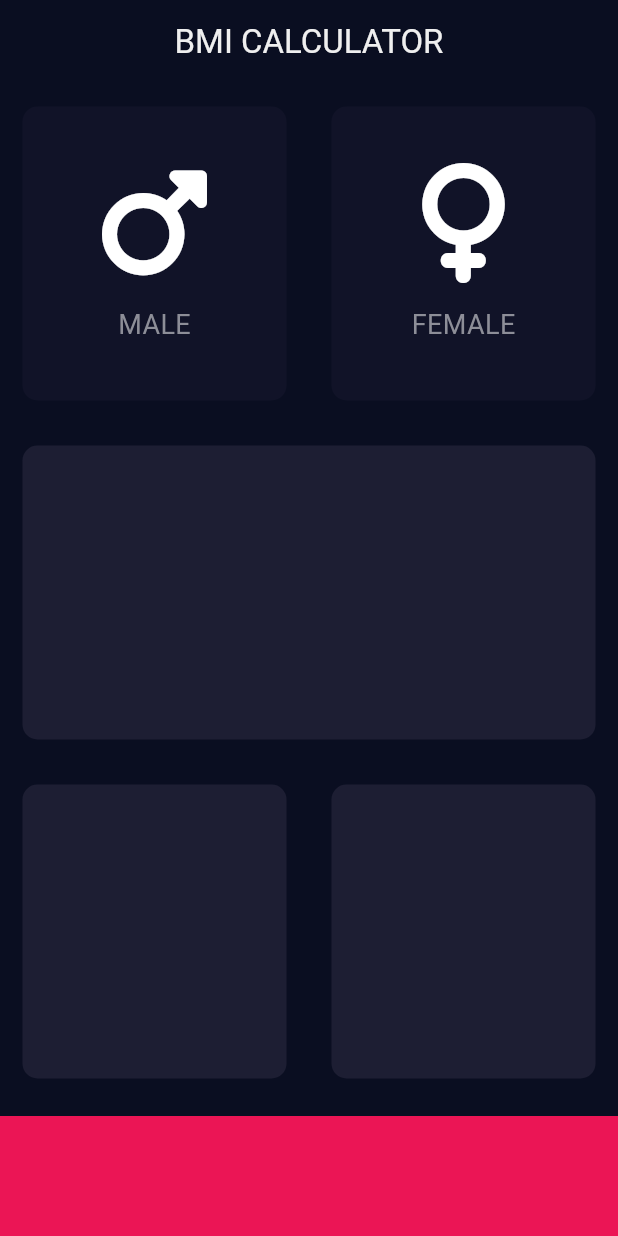
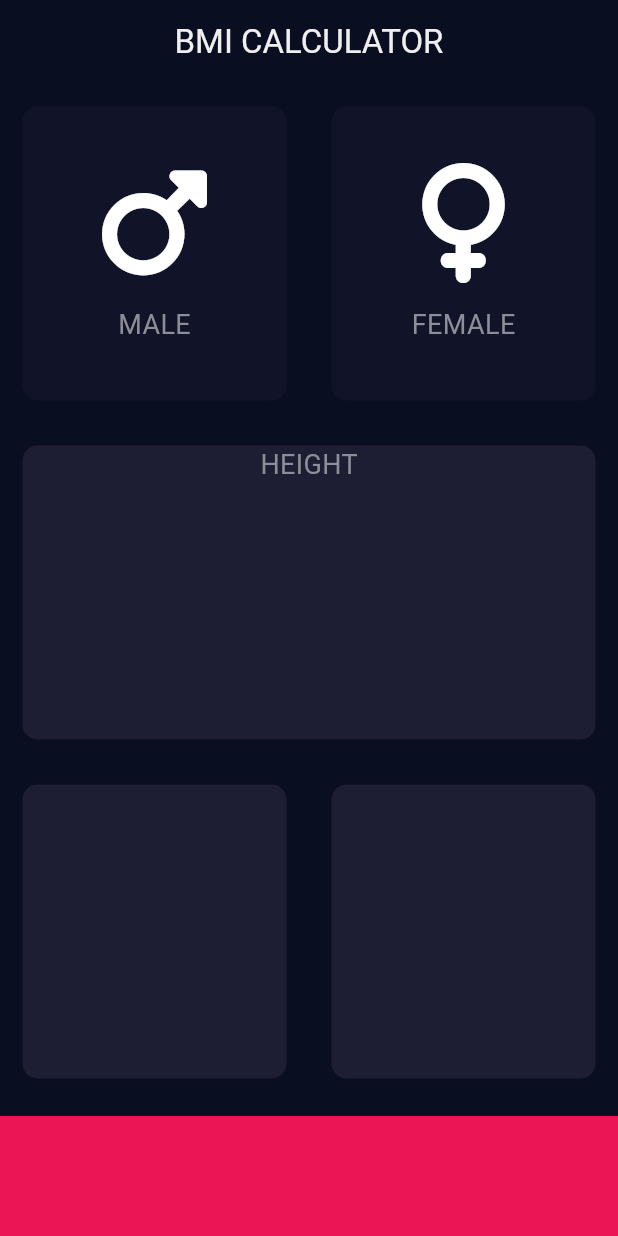
Before and after one commit to mukwambo/bmi_calc, a Flutter app: the screen it shows after launch, on a phone screen of 412 x 824 dp. Run offline on Flutter 3.47's test engine with Material 3 defaults, Android fonts, the phone set to English and light mode, and no system bars; our stand-ins replace font_awesome_flutter.

Commit message:
Migrated all the consts to a seperate file to allow reusability by other widgets in the app

```diff
--- /dev/null
+++ b/lib/constants.dart
@@ -0,0 +1,14 @@
+import 'package:flutter/material.dart';
+
+// Constant variables
+const kBottomContainerHeight = 80.0;
+const kBottomContainerColor = Color(0xFFEB1555);
+const kTheCardColor = Color(0xFF1D1E33);
+const kActiveCardColor = Color(0xFF1D1E33);
+const kInactiveCardColor = Color(0xFF111328);
+
+// The label textStyle
+const kLabelTextStyle = TextStyle(
+  fontSize: 18.0,
+  color: Color(0xFF8D8E98),
+);
--- a/lib/input_page.dart
+++ b/lib/input_page.dart
@@ -2,13 +2,7 @@ import 'package:flutter/material.dart';
 import 'reusable_card.dart';
 import 'top_row_card_style.dart';
 import 'package:font_awesome_flutter/font_awesome_flutter.dart';
-
-// Constant variables
-const bottomContainerHeight = 80.0;
-const bottomContainerColor = Color(0xFFEB1555);
-const theCardColor = Color(0xFF1D1E33);
-const activeCardColor = Color(0xFF1D1E33);
-const inactiveCardColor = Color(0xFF111328);
+import 'constants.dart';
 
 enum Gender {
   male,
@@ -34,42 +28,40 @@ class _InputPageState extends State<InputPage> {
         title: const Text('BMI CALCULATOR'),
         centerTitle: true,
       ),
-      body: Column(children: [
+      body: Column(
+        crossAxisAlignment: CrossAxisAlignment.stretch,
+        children: [
           Expanded(
             child: Row(children: [
               Expanded(
-              child: GestureDetector(
-                onTap: () {
+                child: ReusableCard(
+                  onPress: () {
                     setState(() {
                       selectedGender = Gender.male;
                     });
                   },
-                child: ReusableCard(
                   cardColor: selectedGender == Gender.male
-                      ? activeCardColor
-                      : inactiveCardColor,
+                      ? kActiveCardColor
+                      : kInactiveCardColor,
                   cardChild: const TopRowCardStyle(
                     genderIcon: FontAwesomeIcons.mars,
                     genderType: 'MALE',
                   ),
                 ),
               ),
-            ),
               Expanded(
-              child: GestureDetector(
-                onTap: () {
+                child: ReusableCard(
+                  onPress: () {
                     setState(() {
                       selectedGender = Gender.female;
                     });
                   },
-                child: ReusableCard(
                   cardColor: selectedGender == Gender.female
-                      ? activeCardColor
-                      : inactiveCardColor,
+                      ? kActiveCardColor
+                      : kInactiveCardColor,
                   cardChild: const TopRowCardStyle(
                     genderIcon: FontAwesomeIcons.venus,
                     genderType: 'FEMALE',
-                  ),
                   ),
                 ),
               ),
@@ -77,30 +69,39 @@ class _InputPageState extends State<InputPage> {
           ),
           const Expanded(
             child: ReusableCard(
-            cardColor: theCardColor,
+              cardColor: kTheCardColor,
+              cardChild: Column(
+                children: [
+                  Text(
+                    'HEIGHT',
+                    style: kLabelTextStyle,
+                  )
+                ],
+              ),
             ),
           ),
           const Expanded(
             child: Row(children: [
               Expanded(
                 child: ReusableCard(
-                cardColor: theCardColor,
+                  cardColor: kTheCardColor,
                 ),
               ),
               Expanded(
                 child: ReusableCard(
-                cardColor: theCardColor,
+                  cardColor: kTheCardColor,
                 ),
               ),
             ]),
           ),
           Container(
-          color: bottomContainerColor,
+            color: kBottomContainerColor,
             margin: const EdgeInsets.only(top: 10),
             width: double.infinity,
-          height: bottomContainerHeight,
+            height: kBottomContainerHeight,
           )
-      ]),
+        ],
+      ),
     );
   }
 }
--- a/lib/reusable_card.dart
+++ b/lib/reusable_card.dart
@@ -3,21 +3,26 @@ import 'package:flutter/material.dart';
 class ReusableCard extends StatelessWidget {
   final Color cardColor;
   final Widget? cardChild;
+  final void Function()? onPress;
   const ReusableCard({
     super.key,
     required this.cardColor,
     this.cardChild,
+    this.onPress,
   });
 
   @override
   Widget build(BuildContext context) {
-    return Container(
-      margin: const EdgeInsets.all(15.0),
-      decoration: BoxDecoration(
-        borderRadius: BorderRadius.circular(10),
-        color: cardColor,
+    return GestureDetector(
+      onTap: onPress,
+      child: Container(
+        margin: const EdgeInsets.all(15.0),
+        decoration: BoxDecoration(
+          borderRadius: BorderRadius.circular(10),
+          color: cardColor,
+        ),
+        child: cardChild,
       ),
-      child: cardChild,
     );
   }
 }
--- a/lib/top_row_card_style.dart
+++ b/lib/top_row_card_style.dart
@@ -1,10 +1,5 @@
 import 'package:flutter/material.dart';
-
-// The label textStyle
-const labelTextStyle = TextStyle(
-  fontSize: 18.0,
-  color: Color(0xFF8D8E98),
-);
+import 'constants.dart';
 
 class TopRowCardStyle extends StatelessWidget {
   final IconData genderIcon;
@@ -29,7 +24,7 @@ class TopRowCardStyle extends StatelessWidget {
         ),
         Text(
           genderType,
-          style: labelTextStyle,
+          style: kLabelTextStyle,
         )
       ],
     );
```
Lines whose indentation alone changed are shown as unchanged.
